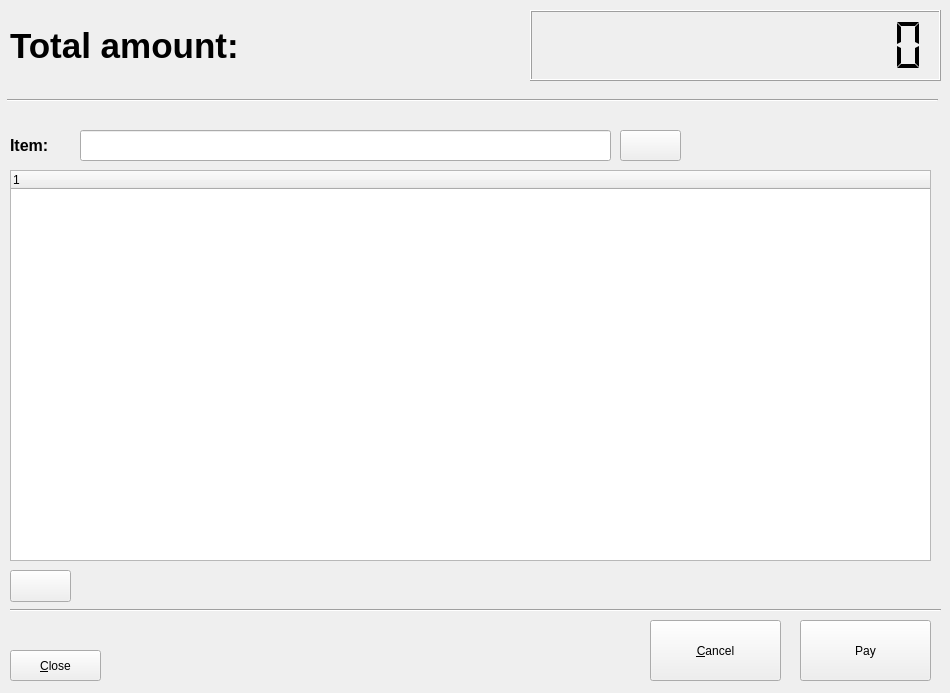
Above: trunk/plugins/first4_cashpoint/ui/cashpoint.ui from BackupTheBerlios/first4-svn before the change. Below: the same form after it.
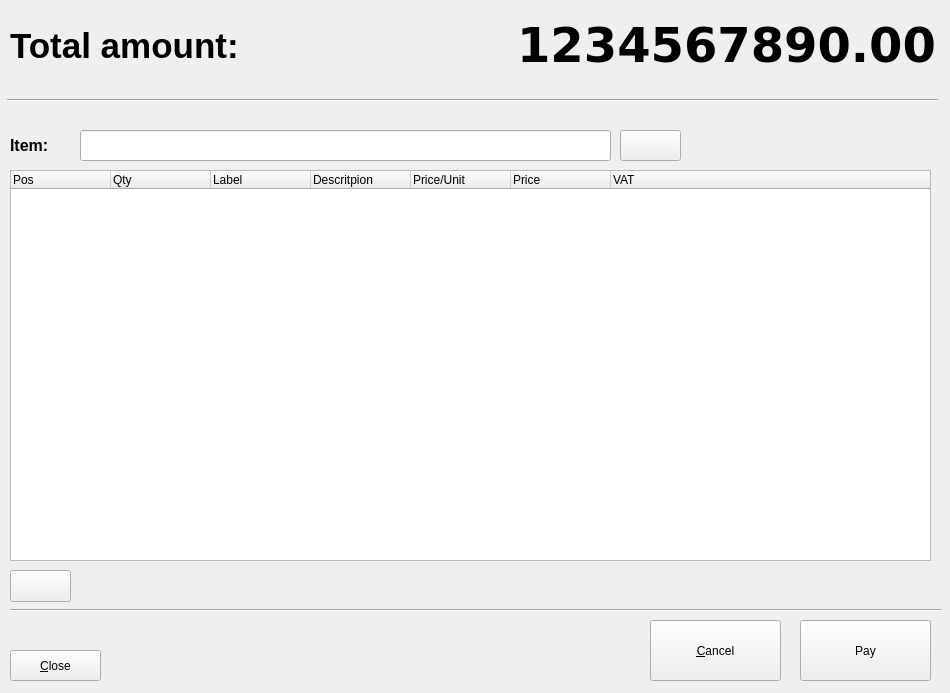
That is the form after the change. Icons and pictures are not drawn.

Patch:
```diff
--- a/trunk/plugins/first4_cashpoint/ui/cashpoint.ui
+++ b/trunk/plugins/first4_cashpoint/ui/cashpoint.ui
@@ -19,9 +19,9 @@
    <property name="geometry" >
     <rect>
      <x>10</x>
-     <y>10</y>
-     <width>491</width>
-     <height>71</height>
+     <y>20</y>
+     <width>391</width>
+     <height>51</height>
     </rect>
    </property>
    <property name="font" >
@@ -35,28 +35,6 @@
     <string>Total amount:</string>
    </property>
   </widget>
-  <widget class="QLCDNumber" name="lcdNumber" >
-   <property name="geometry" >
-    <rect>
-     <x>530</x>
-     <y>10</y>
-     <width>411</width>
-     <height>71</height>
-    </rect>
-   </property>
-   <property name="smallDecimalPoint" >
-    <bool>true</bool>
-   </property>
-   <property name="numDigits" >
-    <number>12</number>
-   </property>
-   <property name="segmentStyle" >
-    <enum>QLCDNumber::Flat</enum>
-   </property>
-   <property name="value" stdset="0" >
-    <double>0.000000000000000</double>
-   </property>
-  </widget>
   <widget class="QLabel" name="label_2" >
    <property name="geometry" >
     <rect>
@@ -143,7 +121,37 @@
    </property>
    <column>
     <property name="text" >
-     <string>1</string>
+     <string>Pos</string>
+    </property>
+   </column>
+   <column>
+    <property name="text" >
+     <string>Qty</string>
+    </property>
+   </column>
+   <column>
+    <property name="text" >
+     <string>Label</string>
+    </property>
+   </column>
+   <column>
+    <property name="text" >
+     <string>Descritpion</string>
+    </property>
+   </column>
+   <column>
+    <property name="text" >
+     <string>Price/Unit</string>
+    </property>
+   </column>
+   <column>
+    <property name="text" >
+     <string>Price</string>
+    </property>
+   </column>
+   <column>
+    <property name="text" >
+     <string>VAT</string>
     </property>
    </column>
   </widget>
@@ -242,6 +250,33 @@
     </size>
    </property>
   </widget>
+  <widget class="QLabel" name="lblTotAmount" >
+   <property name="geometry" >
+    <rect>
+     <x>395</x>
+     <y>20</y>
+     <width>541</width>
+     <height>51</height>
+    </rect>
+   </property>
+   <property name="font" >
+    <font>
+     <family>DejaVu Sans</family>
+     <pointsize>36</pointsize>
+     <weight>75</weight>
+     <bold>true</bold>
+    </font>
+   </property>
+   <property name="autoFillBackground" >
+    <bool>false</bool>
+   </property>
+   <property name="text" >
+    <string>1234567890.00</string>
+   </property>
+   <property name="alignment" >
+    <set>Qt::AlignRight|Qt::AlignTrailing|Qt::AlignVCenter</set>
+   </property>
+  </widget>
  </widget>
  <resources>
   <include location="../resources/images/first4_cashpoint.qrc" />
```
Left out of the diff: 18 changed lines with no effect on the pictures.
